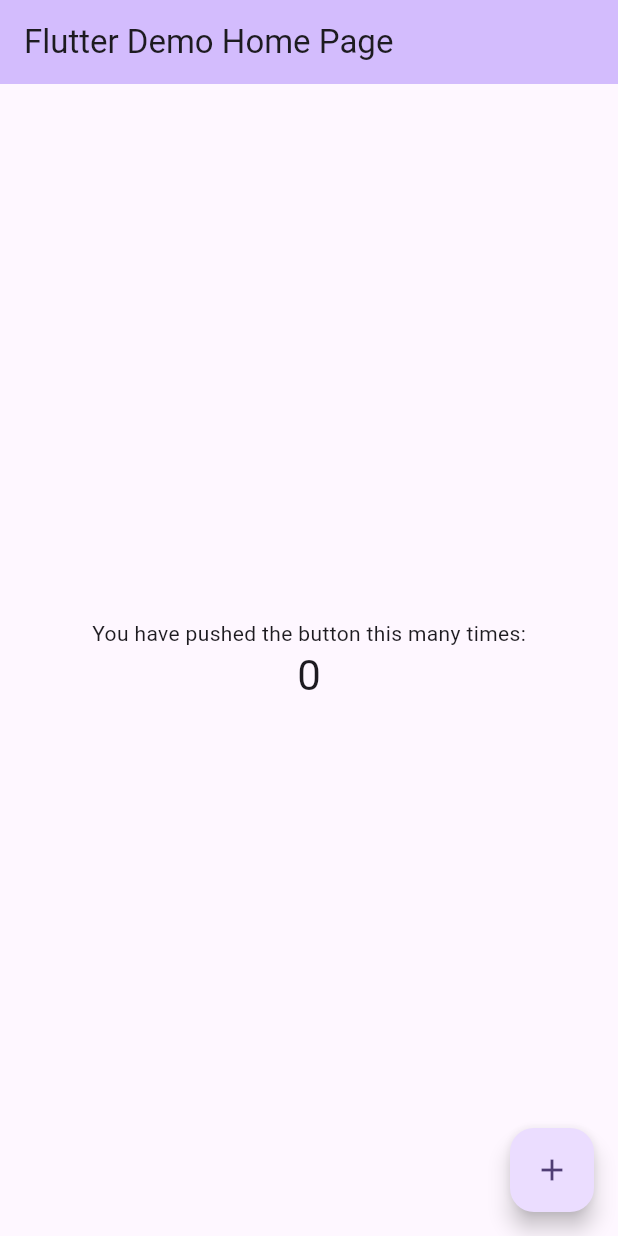
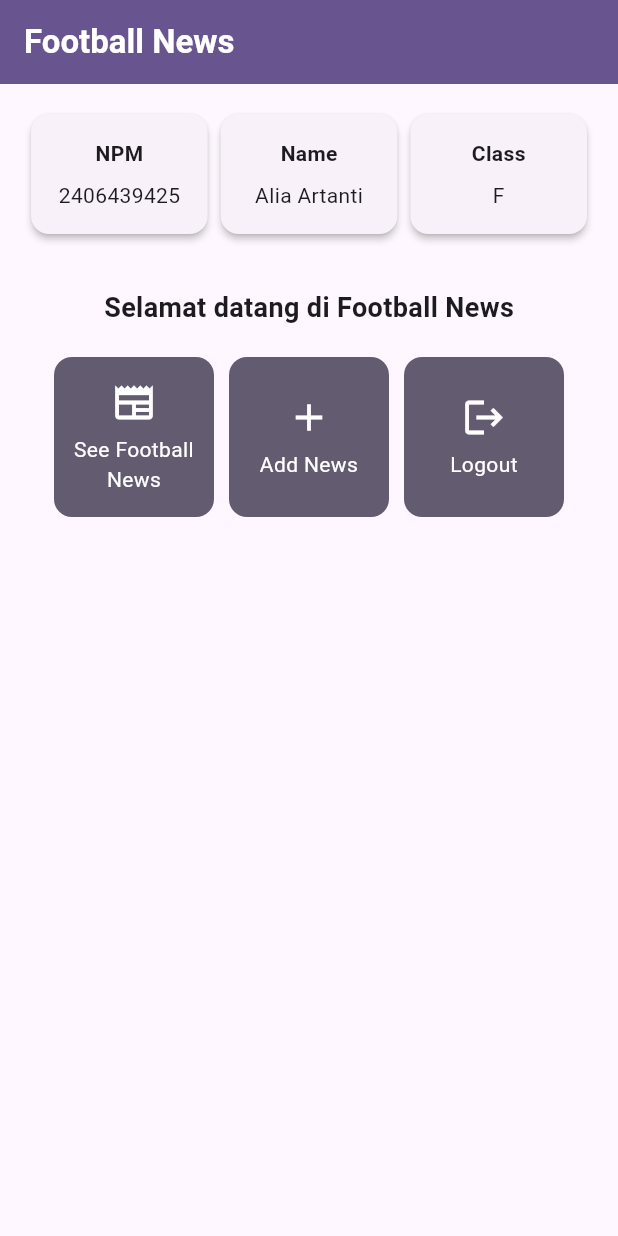
Before and after one commit to AliaArtanti/football-news-mobile, a Flutter app: the screen it shows after launch, on a phone screen of 412 x 824 dp. Run offline on Flutter 3.47's test engine with Material 3 defaults, Android fonts, the phone set to English and light mode, and no system bars.

Commit message:
tutorial 6 selesai

```diff
--- a/lib/main.dart
+++ b/lib/main.dart
@@ -1,4 +1,5 @@
 import 'package:flutter/material.dart';
+import 'package:football_news/menu.dart';
 
 void main() {
   runApp(const MyApp());
@@ -30,93 +31,7 @@ class MyApp extends StatelessWidget {
         // tested with just a hot reload.
         colorScheme: ColorScheme.fromSeed(seedColor: Colors.deepPurple),
       ),
-      home: const MyHomePage(title: 'Flutter Demo Home Page'),
+      home: MyHomePage(),
     );
   }
 }
-
-class MyHomePage extends StatefulWidget {
-  const MyHomePage({super.key, required this.title});
-
-  // This widget is the home page of your application. It is stateful, meaning
-  // that it has a State object (defined below) that contains fields that affect
-  // how it looks.
-
-  // This class is the configuration for the state. It holds the values (in this
-  // case the title) provided by the parent (in this case the App widget) and
-  // used by the build method of the State. Fields in a Widget subclass are
-  // always marked "final".
-
-  final String title;
-
-  @override
-  State<MyHomePage> createState() => _MyHomePageState();
-}
-
-class _MyHomePageState extends State<MyHomePage> {
-  int _counter = 0;
-
-  void _incrementCounter() {
-    setState(() {
-      // This call to setState tells the Flutter framework that something has
-      // changed in this State, which causes it to rerun the build method below
-      // so that the display can reflect the updated values. If we changed
-      // _counter without calling setState(), then the build method would not be
-      // called again, and so nothing would appear to happen.
-      _counter++;
-    });
-  }
-
-  @override
-  Widget build(BuildContext context) {
-    // This method is rerun every time setState is called, for instance as done
-    // by the _incrementCounter method above.
-    //
-    // The Flutter framework has been optimized to make rerunning build methods
-    // fast, so that you can just rebuild anything that needs updating rather
-    // than having to individually change instances of widgets.
-    return Scaffold(
-      appBar: AppBar(
-        // TRY THIS: Try changing the color here to a specific color (to
-        // Colors.amber, perhaps?) and trigger a hot reload to see the AppBar
-        // change color while the other colors stay the same.
-        backgroundColor: Theme.of(context).colorScheme.inversePrimary,
-        // Here we take the value from the MyHomePage object that was created by
-        // the App.build method, and use it to set our appbar title.
-        title: Text(widget.title),
-      ),
-      body: Center(
-        // Center is a layout widget. It takes a single child and positions it
-        // in the middle of the parent.
-        child: Column(
-          // Column is also a layout widget. It takes a list of children and
-          // arranges them vertically. By default, it sizes itself to fit its
-          // children horizontally, and tries to be as tall as its parent.
-          //
-          // Column has various properties to control how it sizes itself and
-          // how it positions its children. Here we use mainAxisAlignment to
-          // center the children vertically; the main axis here is the vertical
-          // axis because Columns are vertical (the cross axis would be
-          // horizontal).
-          //
-          // TRY THIS: Invoke "debug painting" (choose the "Toggle Debug Paint"
-          // action in the IDE, or press "p" in the console), to see the
-          // wireframe for each widget.
-          mainAxisAlignment: MainAxisAlignment.center,
-          children: <Widget>[
-            const Text('You have pushed the button this many times:'),
-            Text(
-              '$_counter',
-              style: Theme.of(context).textTheme.headlineMedium,
-            ),
-          ],
-        ),
-      ),
-      floatingActionButton: FloatingActionButton(
-        onPressed: _incrementCounter,
-        tooltip: 'Increment',
-        child: const Icon(Icons.add),
-      ), // This trailing comma makes auto-formatting nicer for build methods.
-    );
-  }
-}
--- /dev/null
+++ b/lib/menu.dart
@@ -0,0 +1,189 @@
+import 'package:flutter/material.dart';
+
+class MyHomePage extends StatelessWidget {
+  MyHomePage({super.key});
+
+  final String nama = "Alia Artanti";
+  final String npm = "2406439425";
+  final String kelas = "F";
+
+  // List tombol (items)
+  final List<ItemHomepage> items = [
+    ItemHomepage("See Football News", Icons.newspaper),
+    ItemHomepage("Add News", Icons.add),
+    ItemHomepage("Logout", Icons.logout),
+  ];
+
+  @override
+  Widget build(BuildContext context) {
+    // Scaffold menyediakan struktur dasar halaman dengan AppBar dan body.
+    return Scaffold(
+      // AppBar adalah bagian atas halaman yang menampilkan judul.
+      appBar: AppBar(
+        // Judul aplikasi "Football News" dengan teks putih dan tebal.
+        title: const Text(
+          'Football News',
+          style: TextStyle(
+            color: Colors.white,
+            fontWeight: FontWeight.bold,
+          ),
+        ),
+        // Warna latar belakang AppBar diambil dari skema warna tema aplikasi.
+        backgroundColor: Theme.of(context).colorScheme.primary,
+      ),
+      // Body halaman dengan padding di sekelilingnya.
+      body: Padding(
+        padding: const EdgeInsets.all(16.0),
+        // Menyusun widget secara vertikal dalam sebuah kolom.
+        child: Column(
+          crossAxisAlignment: CrossAxisAlignment.center,
+          children: [
+            // Row untuk menampilkan 3 InfoCard secara horizontal.
+            Row(
+              mainAxisAlignment: MainAxisAlignment.spaceEvenly,
+              children: [
+                InfoCard(title: 'NPM', content: npm),
+                InfoCard(title: 'Name', content: nama),
+                InfoCard(title: 'Class', content: kelas),
+              ],
+            ),
+
+            // Memberikan jarak vertikal 16 unit.
+            const SizedBox(height: 16.0),
+
+            // Menempatkan widget berikutnya di tengah halaman.
+            Center(
+              child: Column(
+                // Menyusun teks dan grid item secara vertikal.
+                children: [
+                  // Menampilkan teks sambutan dengan gaya tebal dan ukuran 18.
+                  const Padding(
+                    padding: EdgeInsets.only(top: 16.0),
+                    child: Text(
+                      'Selamat datang di Football News',
+                      style: TextStyle(
+                        fontWeight: FontWeight.bold,
+                        fontSize: 18.0,
+                      ),
+                    ),
+                  ),
+
+                  // Grid untuk menampilkan ItemCard dalam bentuk grid 3 kolom.
+                  GridView.count(
+                    primary: true,
+                    padding: const EdgeInsets.all(20),
+                    crossAxisSpacing: 10,
+                    mainAxisSpacing: 10,
+                    crossAxisCount: 3,
+                    // Agar grid menyesuaikan tinggi kontennya.
+                    shrinkWrap: true,
+
+                    // Menampilkan ItemCard untuk setiap item dalam list items.
+                    children: items.map((ItemHomepage item) {
+                      return ItemCard(item);
+                    }).toList(),
+                  ),
+                ],
+              ),
+            ),
+          ],
+        ),
+      ),
+    );
+  }
+}
+
+class InfoCard extends StatelessWidget {
+  // Kartu informasi yang menampilkan title dan content.
+
+  final String title; // Judul kartu.
+  final String content; // Isi kartu.
+
+  const InfoCard({super.key, required this.title, required this.content});
+
+  @override
+  Widget build(BuildContext context) {
+    return Card(
+      // Membuat kotak kartu dengan bayangan dibawahnya.
+      elevation: 2.0,
+      child: Container(
+        // Mengatur ukuran dan jarak di dalam kartu.
+        width: MediaQuery.of(context).size.width / 3.5, // menyesuaikan lebar device
+        padding: const EdgeInsets.all(16.0),
+        // Menyusun title dan content secara vertikal.
+        child: Column(
+          children: [
+            Text(
+              title,
+              style: const TextStyle(fontWeight: FontWeight.bold),
+            ),
+            const SizedBox(height: 8.0),
+            Text(content),
+          ],
+        ),
+      ),
+    );
+  }
+}
+
+class ItemHomepage {
+  final String name;
+  final IconData icon;
+
+  ItemHomepage(this.name, this.icon);
+}
+
+class ItemCard extends StatelessWidget {
+  // Menampilkan kartu dengan ikon dan nama.
+
+  final ItemHomepage item;
+
+  const ItemCard(this.item, {super.key});
+
+  @override
+  Widget build(BuildContext context) {
+    return Material(
+      // Menentukan warna latar belakang dari tema aplikasi.
+      color: Theme.of(context).colorScheme.secondary,
+      // Membuat sudut kartu melengkung.
+      borderRadius: BorderRadius.circular(12),
+
+      child: InkWell(
+        // Aksi ketika kartu ditekan.
+        onTap: () {
+          // Menampilkan pesan SnackBar saat kartu ditekan.
+          ScaffoldMessenger.of(context)
+            ..hideCurrentSnackBar()
+            ..showSnackBar(
+              SnackBar(
+                  content:
+                  Text("Kamu telah menekan tombol ${item.name}!")),
+            );
+        },
+        // Container untuk menyimpan Icon dan Text
+        child: Container(
+          padding: const EdgeInsets.all(8),
+          child: Center(
+            child: Column(
+              // Menyusun ikon dan teks di tengah kartu.
+              mainAxisAlignment: MainAxisAlignment.center,
+              children: [
+                Icon(
+                  item.icon,
+                  color: Colors.white,
+                  size: 30.0,
+                ),
+                const Padding(padding: EdgeInsets.all(3)),
+                Text(
+                  item.name,
+                  textAlign: TextAlign.center,
+                  style: const TextStyle(color: Colors.white),
+                ),
+              ],
+            ),
+          ),
+        ),
+      ),
+    );
+  }
+}
```
